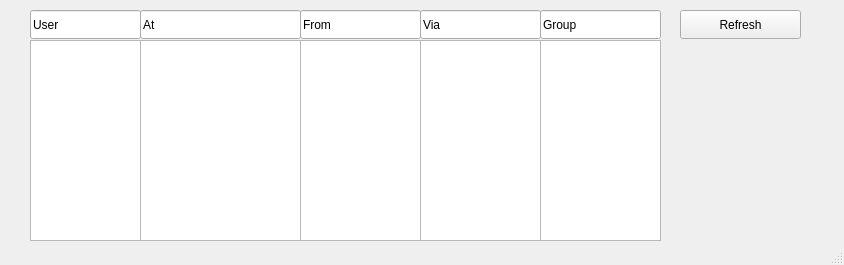
This is loginGUI/userActive.ui in adiosko/mikrotik as Qt 5 draws it before an edit. The edited form follows.
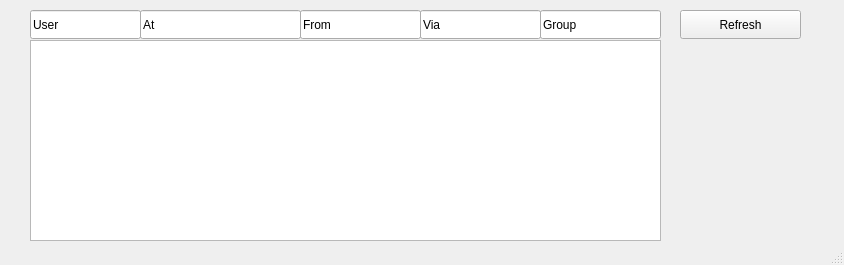
This is the edited form.

```diff
--- a/loginGUI/userActive.ui
+++ b/loginGUI/userActive.ui
@@ -53,32 +53,12 @@
      <string>From</string>
     </property>
    </widget>
-   <widget class="QListWidget" name="fromField">
-    <property name="geometry">
-     <rect>
-      <x>300</x>
-      <y>40</y>
-      <width>121</width>
-      <height>201</height>
-     </rect>
-    </property>
-   </widget>
    <widget class="QListWidget" name="userField">
     <property name="geometry">
      <rect>
       <x>30</x>
       <y>40</y>
-      <width>111</width>
-      <height>201</height>
-     </rect>
-    </property>
-   </widget>
-   <widget class="QListWidget" name="atField">
-    <property name="geometry">
-     <rect>
-      <x>140</x>
-      <y>40</y>
-      <width>161</width>
+      <width>631</width>
       <height>201</height>
      </rect>
     </property>
@@ -96,16 +76,6 @@
      <string>At</string>
     </property>
    </widget>
-   <widget class="QListWidget" name="viaField">
-    <property name="geometry">
-     <rect>
-      <x>420</x>
-      <y>40</y>
-      <width>121</width>
-      <height>201</height>
-     </rect>
-    </property>
-   </widget>
    <widget class="QLineEdit" name="version_3">
     <property name="geometry">
      <rect>
@@ -132,16 +102,6 @@
      <string>Group</string>
     </property>
    </widget>
-   <widget class="QListWidget" name="groupField">
-    <property name="geometry">
-     <rect>
-      <x>540</x>
-      <y>40</y>
-      <width>121</width>
-      <height>201</height>
-     </rect>
-    </property>
-   </widget>
   </widget>
   <widget class="QStatusBar" name="statusbar"/>
  </widget>
```
